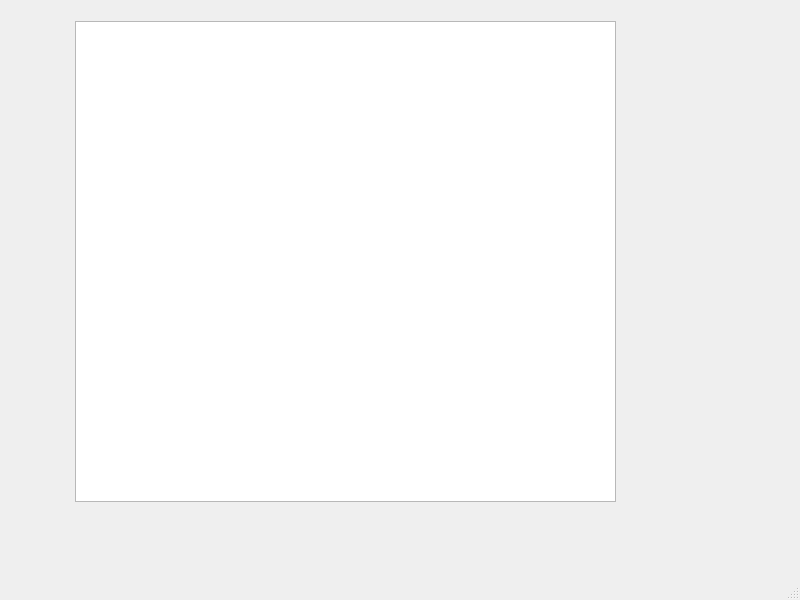
Above: basicwindow.ui from SAMoosavi/AdvancedProgrammingProject2 before the change. Below: the same form after it.
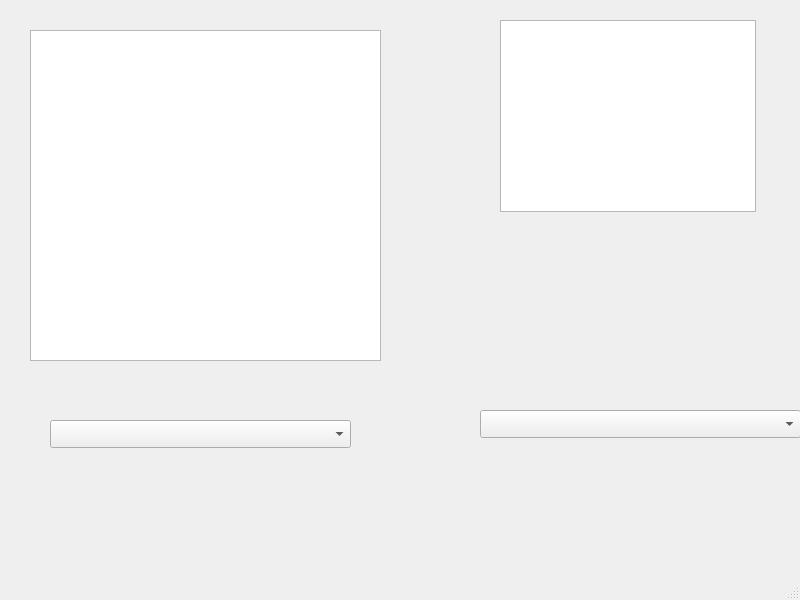
That is the form after the change.

Commit message: added allstock table

```diff
--- a/basicwindow.ui
+++ b/basicwindow.ui
@@ -14,13 +14,43 @@
    <string>MainWindow</string>
   </property>
   <widget class="QWidget" name="centralwidget">
-   <widget class="QTableWidget" name="tableWidget">
+   <widget class="QComboBox" name="comboBox_buy">
     <property name="geometry">
      <rect>
-      <x>75</x>
-      <y>21</y>
-      <width>541</width>
-      <height>481</height>
+      <x>50</x>
+      <y>420</y>
+      <width>301</width>
+      <height>28</height>
+     </rect>
+    </property>
+   </widget>
+   <widget class="QComboBox" name="comboBox_sale">
+    <property name="geometry">
+     <rect>
+      <x>480</x>
+      <y>410</y>
+      <width>321</width>
+      <height>28</height>
+     </rect>
+    </property>
+   </widget>
+   <widget class="QTableWidget" name="tableWidget_sale">
+    <property name="geometry">
+     <rect>
+      <x>500</x>
+      <y>20</y>
+      <width>256</width>
+      <height>192</height>
+     </rect>
+    </property>
+   </widget>
+   <widget class="QTableWidget" name="tableWidget_buy">
+    <property name="geometry">
+     <rect>
+      <x>30</x>
+      <y>30</y>
+      <width>351</width>
+      <height>331</height>
      </rect>
     </property>
    </widget>
```
The commit also changes 1 other file.
